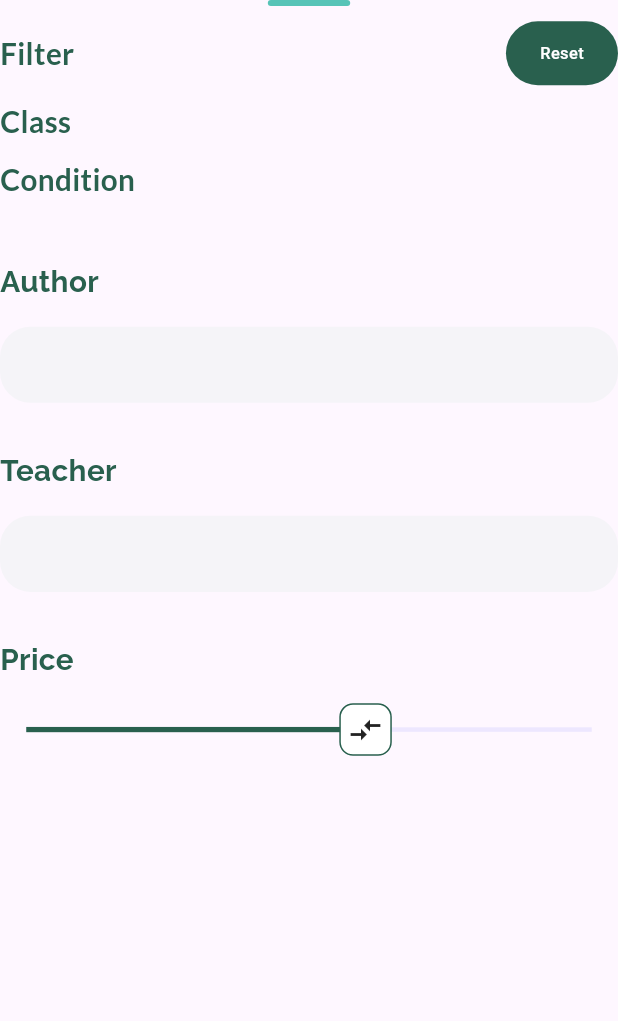
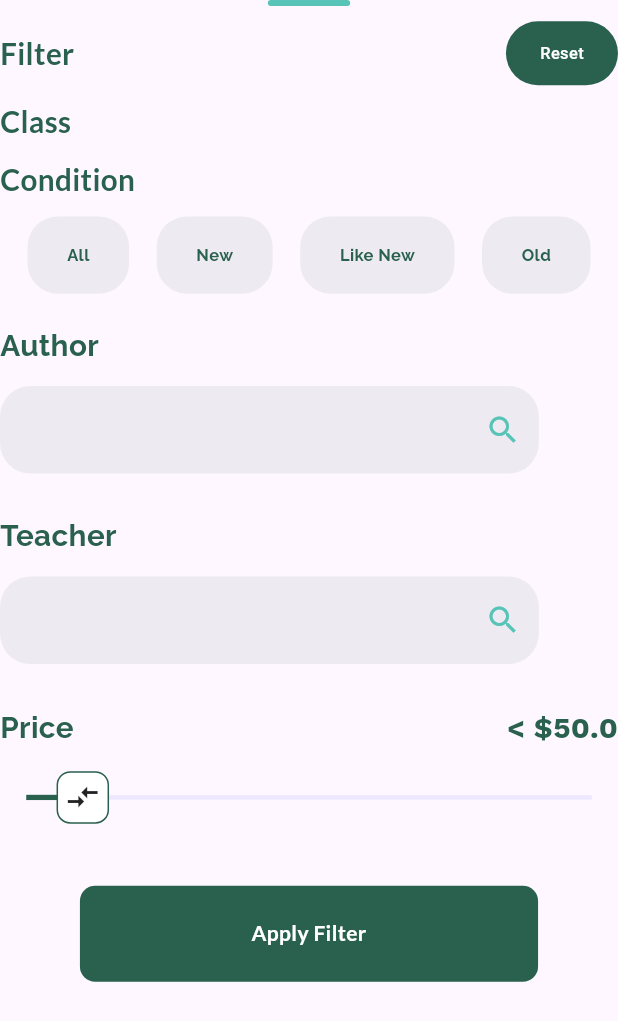
Before and after one commit to Shees-Ali1/CreekApp, a Flutter app: the BooksFilterBottomSheet widget shown alone on an empty page, opened directly, on a phone screen of 412 x 824 dp. Shown: the top 1021 px of the screen. Run offline on Flutter 3.47's test engine with Material 3 defaults, Android fonts, the phone set to English and light mode, and no system bars; our stand-ins replace another_xlider, curved_labeled_navigation_bar, flutter_custom_clippers, flutter_screenutil, flutter_svg, get and 4 more; project files that could hold a hidden picture were left out.

Commit message:
filter added.

```diff
--- a/lib/controller/home_controller.dart
+++ b/lib/controller/home_controller.dart
@@ -61,6 +61,12 @@ class HomeController extends GetxController{
     Get.snackbar('Success', "Listing Removed");
   }
 
+// ******************Filters***********
+RxInt selectedCondition=0.obs;
+RxDouble priceSliderValue=50.0.obs;
+RxDouble sliderValue=50.0.obs;
+
+
 
 
 
--- a/lib/view/home_screen/components/books_filter_sheet.dart
+++ b/lib/view/home_screen/components/books_filter_sheet.dart
@@ -2,10 +2,14 @@ import 'package:another_xlider/another_xlider.dart';
 import 'package:another_xlider/models/handler.dart';
 import 'package:another_xlider/models/trackbar.dart';
 import 'package:creekapp/const/color.dart';
+import 'package:creekapp/controller/home_controller.dart';
+import 'package:creekapp/view/sell_screens/list_sell_book_screen.dart';
 import 'package:creekapp/widgets/custom_text.dart';
+import 'package:flutter/cupertino.dart';
 import 'package:flutter/material.dart';
 import 'package:flutter_screenutil/flutter_screenutil.dart';
 import 'package:flutter_svg/flutter_svg.dart';
+import 'package:get/get.dart';
 import 'package:google_fonts/google_fonts.dart';
 
 class BooksFilterBottomSheet extends StatelessWidget {
@@ -13,13 +17,13 @@ class BooksFilterBottomSheet extends StatelessWidget {
 
   @override
   Widget build(BuildContext context) {
+    final HomeController homeController = Get.find();
     return SingleChildScrollView(
       child: Column(
         crossAxisAlignment: CrossAxisAlignment.start,
         children: [
           Row(
-            mainAxisAlignment: MainAxisAlignment
-                .center,
+            mainAxisAlignment: MainAxisAlignment.center,
             children: [
               Container(
                 height: 4.h,
@@ -27,8 +31,7 @@ class BooksFilterBottomSheet extends StatelessWidget {
                 decoration: BoxDecoration(
                   // color: AppColor.green,
                   color: Color(0xff57C4B7),
-                  borderRadius:
-                  BorderRadius.circular(4.r),
+                  borderRadius: BorderRadius.circular(4.r),
                 ),
               ),
             ],
@@ -43,24 +46,22 @@ class BooksFilterBottomSheet extends StatelessWidget {
 
                     fontSize: 18.sp,
                     fontWeight: FontWeight.w700,
-                  color:primaryColor
-                ),
+                    color: primaryColor),
               ),
               const Spacer(),
               GestureDetector(
-                // onTap: () {
-                //   houseVM.miles.value = 1;
-                //   houseVM.selectedProperty.clear();
-                //   houseVM.selectedLookingTo.clear();
-                // },
+                onTap: () {
+                 homeController.priceSliderValue.value=50;
+                 homeController.selectedCondition.value=0;
+                 homeController.sliderValue.value=50;
+                },
                 child: Container(
                   width: 68.w,
                   height: 42.h,
                   decoration: BoxDecoration(
                     // color: AppColor.green,
                     color: primaryColor,
-                    borderRadius:
-                    BorderRadius.circular(35.r),
+                    borderRadius: BorderRadius.circular(35.r),
                   ),
                   child: Center(
                     child: Text(
@@ -68,8 +69,7 @@ class BooksFilterBottomSheet extends StatelessWidget {
                       style: TextStyle(
                           fontSize: 10.sp,
                           color: Colors.white,
-                          fontWeight: FontWeight
-                              .w500),
+                          fontWeight: FontWeight.w500),
                     ),
                   ),
                 ),
@@ -77,340 +77,197 @@ class BooksFilterBottomSheet extends StatelessWidget {
             ],
           ),
           SizedBox(height: 10.h),
-        LatoCustomText(text: 'Class', textColor: primaryColor, fontWeight: FontWeight.w700,fontsize: 18.sp,),
+          LatoCustomText(
+            text: 'Class',
+            textColor: primaryColor,
+            fontWeight: FontWeight.w700,
+            fontsize: 18.sp,
+          ),
+          SizedBox(height: 10.h),
+          LatoCustomText(
+            text: 'Condition',
+            textColor: primaryColor,
+            fontWeight: FontWeight.w700,
+            fontsize: 18.sp,
+          ),
+          SizedBox(height: 11.h,),
+          Row(
+            mainAxisAlignment: MainAxisAlignment.spaceEvenly,
+            children: [
+              Obx(() {
+                return ConditionContainer(
+                  condtionText: 'All',
+                  onTap: () {
+                    homeController.selectedCondition.value = 1;
+                  },
+                  color: homeController.selectedCondition.value == 1
+                      ? primaryColor
+                      : primaryColor.withOpacity(0.08),
+                  textcolor: homeController.selectedCondition.value == 1
+                      ? Colors.white : primaryColor,
+                );
+              }),
+              Obx(() {
+                return ConditionContainer(
+                  condtionText: 'New',
+                  onTap: () {
+                    homeController.selectedCondition.value = 2;
+                  },
+                  color: homeController.selectedCondition.value == 2
+                      ? primaryColor
+                      : primaryColor.withOpacity(0.08),
+                  textcolor: homeController.selectedCondition.value == 2
+                      ? Colors.white : primaryColor,
+                );
+              }),
+              Obx(() {
+                return ConditionContainer(
+                  condtionText: 'Like New',
+                  onTap: () {
+                    homeController.selectedCondition.value = 3;
+                  },
+                  color: homeController.selectedCondition.value == 3
+                      ? primaryColor
+                      : primaryColor.withOpacity(0.08),
+                  textcolor: homeController.selectedCondition.value == 3
+                      ? Colors.white : primaryColor,
 
-          SizedBox(height: 10.h),
-          LatoCustomText(text: 'Condition', textColor: primaryColor, fontWeight: FontWeight.w700,fontsize: 18.sp,),
+                );
+              }),
+              Obx(() {
+                return ConditionContainer(
+                  condtionText: 'Old',
+                  onTap: () {
+                    homeController.selectedCondition.value = 4;
+                  },
+                  color: homeController.selectedCondition.value == 4
+                      ? primaryColor
+                      : primaryColor.withOpacity(0.08),
+                  textcolor: homeController.selectedCondition.value == 4
+                      ? Colors.white : primaryColor,
 
-          SizedBox(height: 20.h),
-          // Text(
-          //   "Looking to",
-          //   style: GoogleFonts.lato(
-          //     // color: AppColor.darkBlue,
-          //     fontSize: 18.sp,
-          //     fontWeight: FontWeight.bold,
-          //   ),
-          // ),
-          // SizedBox(height: 10.h),
-          // Obx(
-          //       () =>
-          //       Container(
-          //         child: Wrap(
-          //           runSpacing: 10.h,
-          //           spacing: 9.w,
-          //           children: List.generate(
-          //             lookingTo.length,
-          //                 (index) =>
-          //                 GestureDetector(
-          //                   onTap: () {
-          //                     if (houseVM
-          //                         .selectedLookingTo
-          //                         .contains(
-          //                         lookingTo[index])) {
-          //                       houseVM
-          //                           .selectedLookingTo
-          //                           .remove(
-          //                           lookingTo[index]);
-          //                     } else {
-          //                       houseVM
-          //                           .selectedLookingTo
-          //                           .add(
-          //                           lookingTo[index]);
-          //                     }
-          //                   },
-          //                   child: Container(
-          //                     padding: EdgeInsets
-          //                         .symmetric(
-          //                         horizontal: 10.w,
-          //                         vertical: 7.5.h),
-          //                     height: 47.h,
-          //                     constraints:
-          //                     BoxConstraints(
-          //                         maxWidth: 98.w),
-          //                     decoration: BoxDecoration(
-          //                       borderRadius:
-          //                       BorderRadius.circular(
-          //                           20),
-          //                       color: houseVM
-          //                           .selectedLookingTo
-          //                           .contains(
-          //                           lookingTo[index])
-          //                           ? AppColor.green
-          //                           : const Color(
-          //                           0xFFF5F4F8),
-          //                     ),
-          //                     child: Center(
-          //                       child: Text(
-          //                         lookingTo[index],
-          //                         style: GoogleFonts
-          //                             .lato(
-          //                           color: houseVM
-          //                               .selectedLookingTo
-          //                               .contains(
-          //                               lookingTo[index])
-          //                               ? Colors.white
-          //                               : const Color(
-          //                               0xFF2A5F59),
-          //                           fontSize: 10.sp,
-          //                           fontWeight: FontWeight
-          //                               .w700,
-          //                         ),
-          //                       ),
-          //                     ),
-          //                   ),
-          //                 ),
-          //           ),
-          //         ),
-          //       ),
-          // ),
+                );
+              }),
+            ],
+          ),
           SizedBox(height: 20.h),
           RalewayCustomText(
-          text:   "Author",
+            text: "Author",
 
             // color: AppColor.green,
             textColor: primaryColor,
 
             fontWeight: FontWeight.w700,
             fontsize: 18.sp,
-
           ),
           SizedBox(height: 5.h),
-          Container(
-            margin: EdgeInsets.symmetric(
-                vertical: 10.sp),
-            padding: EdgeInsets.symmetric(
-                horizontal: 13.w, vertical: 7.5.h),
-            height: 50.h,
-            width: double.infinity,
-            decoration: BoxDecoration(
-              borderRadius: BorderRadius.circular(
-                  20.r),
-              color: const Color(0xffF5F4F8),
-            ),
-            child: Row(
-              mainAxisAlignment:
-              MainAxisAlignment.spaceBetween,
-              children: [
-                // SvgPicture.asset(
-                //     AppIcons.locationField),
-                SizedBox(
-                  width: 15.w,
-                ),
-                // Container(
-                //   width: 132.w,
-                //   height: 38.h,
-                //   decoration: BoxDecoration(
-                //       color: Colors.white,
-                //       borderRadius:
-                //       BorderRadius.circular(12)),
-                //   child: Stack(
-                //     children: [
-                //       CountryCodePicker(
-                //         textOverflow: TextOverflow
-                //             .ellipsis,
-                //         padding: const EdgeInsets
-                //             .only(right: 9),
-                //         showFlag: false,
-                //         onChanged: (countryCode) {
-                //           // onCountryChanged(countryCode.code); // Using callback to update the country code
-                //           debugPrint(countryCode
-                //               .toLongString());
-                //         },
-                //         initialSelection: 'US',
-                //         showCountryOnly: true,
-                //         showOnlyCountryWhenClosed: true,
-                //       ),
-                //       Positioned(
-                //           right: 0.w,
-                //           top: 7.h,
-                //           child: const Icon(
-                //             Icons.arrow_drop_down,
-                //             color: AppColor.green,
-                //           ))
-                //     ],
-                //   ),
-                // ),
-                const Spacer(),
-                // SvgPicture.asset(
-                //   AppIcons.iconSearch,
-                //   colorFilter: const ColorFilter.mode(
-                //     AppColor.greenAccent,
-                //     // Desired color
-                //     BlendMode
-                //         .srcIn, // Adjust blend mode as needed
-                //   ),
-                // ),
-              ],
-            ),
-          ),
-
-          SizedBox(height: 20.h),
+          CustomSellTextField(suffixIcon: Icon(Icons.search),),
+          SizedBox(height: 19.h),
           RalewayCustomText(
-            text:   "Teacher",
+            text: "Teacher",
 
             // color: AppColor.green,
             textColor: primaryColor,
 
             fontWeight: FontWeight.w700,
             fontsize: 18.sp,
-
           ),
           SizedBox(height: 5.h),
-          Container(
-            margin: EdgeInsets.symmetric(
-                vertical: 10.sp),
-            padding: EdgeInsets.symmetric(
-                horizontal: 13.w, vertical: 7.5.h),
-            height: 50.h,
-            width: double.infinity,
-            decoration: BoxDecoration(
-              borderRadius: BorderRadius.circular(
-                  20.r),
-              color: const Color(0xffF5F4F8),
-            ),
-            child: Row(
-              mainAxisAlignment:
-              MainAxisAlignment.spaceBetween,
-              children: [
-                // SvgPicture.asset(
-                //     AppIcons.locationField),
-                SizedBox(
-                  width: 15.w,
-                ),
-                // Container(
-                //   width: 132.w,
-                //   height: 38.h,
-                //   decoration: BoxDecoration(
-                //       color: Colors.white,
-                //       borderRadius:
-                //       BorderRadius.circular(12)),
-                //   child: Stack(
-                //     children: [
-                //       CountryCodePicker(
-                //         textOverflow:
-                //         TextOverflow.ellipsis,
-                //         padding:
-                //         const EdgeInsets.only(
-                //             right: 9),
-                //         showFlag: false,
-                //         onChanged: (countryCode) {
-                //           // onCountryChanged(countryCode.code); // Using callback to update the country code
-                //           debugPrint(
-                //               countryCode
-                //                   .toLongString());
-                //         },
-                //         initialSelection: 'US',
-                //         showCountryOnly: true,
-                //         showOnlyCountryWhenClosed: true,
-                //       ),
-                //       Positioned(
-                //           right: 0.w,
-                //           top: 7.h,
-                //           child: const Icon(
-                //             Icons.arrow_drop_down,
-                //             color: AppColor.green,
-                //           ))
-                //     ],
-                //   ),
-                // ),
-                // const Spacer(),
-                // SvgPicture.asset(
-                //   AppIcons.iconSearch,
-                //   colorFilter: const ColorFilter.mode(
-                //     AppColor.greenAccent,
-                //     // Desired color
-                //     BlendMode
-                //         .srcIn, // Adjust blend mode as needed
-                //   ),
-                // ),
-              ],
-            ),
-          ),
-
+          CustomSellTextField(suffixIcon: Icon(Icons.search),),
           SizedBox(height: 20.h),
           Row(
             children: [
               RalewayCustomText(
-            text:   "Price",
+                text: "Price",
 
                 // color: AppColor.green,
                 textColor: primaryColor,
 
                 fontWeight: FontWeight.w700,
                 fontsize: 18.sp,
-
-
               ),
-
               const Spacer(),
-              // Obx(
-              //       () =>
-              //       Text(
-              //         "${houseVM.miles.value} miles",
-              //         style: GoogleFonts.raleway(
-              //           color: AppColor.green,
-              //           fontSize: 18.sp,
-              //           fontWeight: FontWeight.w700,
-              //         ),
-              //       ),
-              // )
+              Obx(() {
+                return WorkSansCustomText(
+                  text: '< \$${homeController.priceSliderValue.value}',
+                  textColor: primaryColor,
+                  fontWeight: FontWeight.w700,
+                  fontsize: 18.sp,
+                );
+              })
             ],
           ),
           FlutterSlider(
-            values: [300],
+
+            values: [homeController.sliderValue.value],
             max: 500,
             min: 0,
             trackBar: FlutterSliderTrackBar(
-            activeTrackBar: BoxDecoration(
-              color: primaryColor
-            )
-          ),
+                activeTrackBar: BoxDecoration(color: primaryColor)),
             handler: FlutterSliderHandler(
-            decoration: BoxDecoration(
-              shape: BoxShape.rectangle
-            ),
+                decoration: BoxDecoration(shape: BoxShape.rectangle),
                 child: Container(
                   height: 35.h,
                   width: 34.w,
                   decoration: BoxDecoration(
                       color: Colors.white,
                       border: Border.all(color: primaryColor),
-               borderRadius: BorderRadius.circular(9.r)
-             ),
+                      borderRadius: BorderRadius.circular(9.r)),
                   child: Icon(Icons.compare_arrows_outlined),
-           )
-                      ),
+                )),
             onDragging: (handlerIndex, lowerValue, upperValue) {
-
+              homeController.priceSliderValue.value = lowerValue;
+              print(homeController.priceSliderValue.value);
             },
           ),
-          //       Slider.adaptive(
-          //           min: 1,
-          //           max: 30,
-          //           // thumbColor: AppColor.green,
-          //           // activeColor: AppColor.green,
-          //            value: 20.0,
-          //           onChanged: (value) {
-          //
-          //           }
-          // ),
-          SizedBox(height: 30.h),
-          // Row(
-          //   mainAxisAlignment: MainAxisAlignment
-          //       .center,
-          //   children: [
-          //     RoundButton(
-          //       width: 270.w,
-          //       height: 50.h,
-          //       buttonColor: AppColor.green,
-          //       textColor: Colors.white,
-          //       title: "Apply Now",
-          //       onTap: () {},
-          //     ),
-          //   ],
-          // ),
+          SizedBox(height: 26.h),
+          Center(
+            child: Container(
+              width: 278.w,
+              height: 63.h,
+              alignment: Alignment.center,
+              decoration: BoxDecoration(
+                borderRadius: BorderRadius.circular(10.r),
+                color: primaryColor,
+              ),
+              child: LatoCustomText(
+                  text: 'Apply Filter',
+                  textColor: Colors.white,
+                  fontWeight: FontWeight.w700),
+            ),
+          ),
         ],
       ),
     );
   }
 }
+
+class ConditionContainer extends StatelessWidget {
+  final String condtionText;
+  final void Function()? onTap;
+  final Color? color;
+  final Color textcolor;
+
+  const ConditionContainer(
+      {super.key, required this.condtionText, this.onTap, this.color, required this.textcolor});
+
+  @override
+  Widget build(BuildContext context) {
+    return GestureDetector(
+      onTap: onTap,
+      child: Container(
+        padding:
+        EdgeInsets.only(top: 17.5.h, bottom: 17.5.h, left: 24.w, right: 24.w),
+        decoration: BoxDecoration(
+            borderRadius: BorderRadius.circular(20.r),
+            color: color),
+        child: RalewayCustomText(
+          text: condtionText,
+          textColor: textcolor,
+          fontWeight: FontWeight.w700,
+          fontsize: 10.sp,
+        ),
+      ),
+    );
+  }
+}
--- a/lib/view/sell_screens/list_sell_book_screen.dart
+++ b/lib/view/sell_screens/list_sell_book_screen.dart
@@ -1,5 +1,6 @@
 import 'package:creekapp/const/assets/image_assets.dart';
 import 'package:creekapp/const/assets/svg_assets.dart';
+import 'package:creekapp/const/color.dart';
 import 'package:creekapp/controller/bookListing_controller.dart';
 import 'package:creekapp/view/sell_screens/approval_sell_screen.dart';
 import 'package:creekapp/widgets/custom_text.dart';
@@ -213,7 +214,8 @@ class CustomSellTextField extends StatelessWidget {
   final TextEditingController? controller;
   final Icon? prefixIcon;
   final TextInputType? keyboard;
-  const CustomSellTextField({super.key, this.controller, this.prefixIcon, this.keyboard});
+  final Icon? suffixIcon;
+  const CustomSellTextField({super.key, this.controller, this.prefixIcon, this.keyboard, this.suffixIcon});
 
   @override
   Widget build(BuildContext context) {
@@ -237,8 +239,10 @@ class CustomSellTextField extends StatelessWidget {
             fillColor: Color(0xff29604E).withOpacity(0.08),
             filled: true,
             contentPadding: EdgeInsets.symmetric(
-                horizontal: 16.w, vertical: 16.h),
-            prefixIcon:prefixIcon
+                horizontal: 16.w, vertical: 14.h),
+            prefixIcon:prefixIcon,
+            suffixIcon: suffixIcon,
+            suffixIconColor: Color(0xff57C4B7)
             // hintText: 'Search',
             // hintStyle: GoogleFonts.inter(
             //     textStyle: TextStyle(
```
Lines whose indentation alone changed are shown as unchanged.
